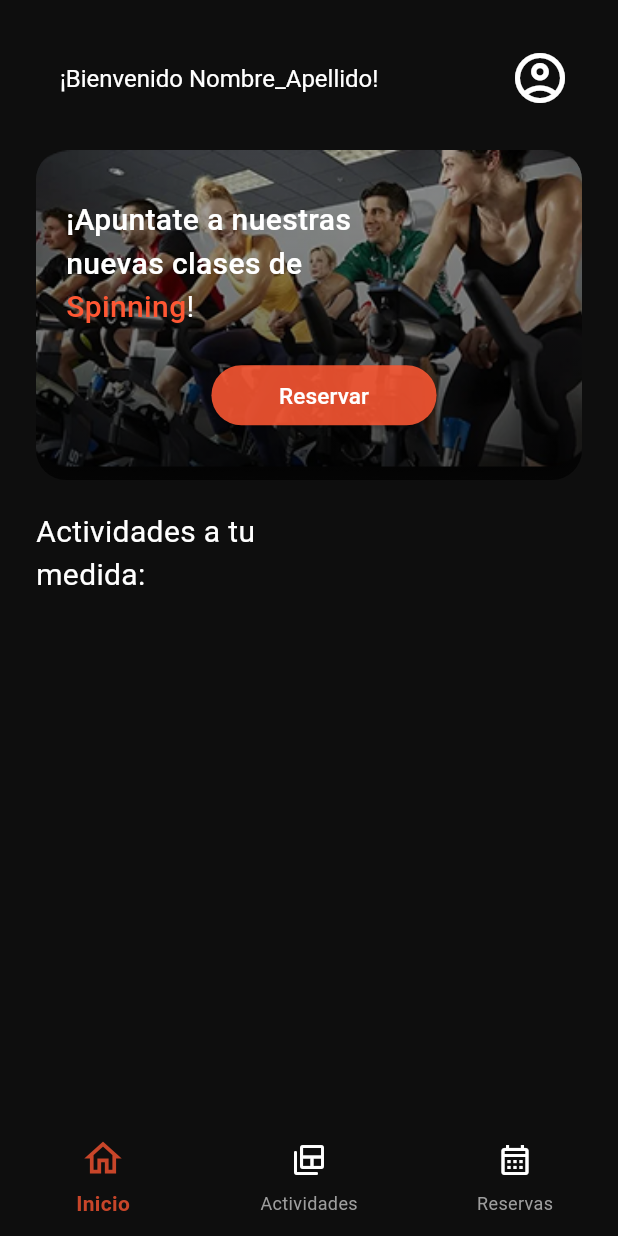
After one commit to jperezz-dev/FitLogAPP, a Flutter app: the Inicio screen opened directly, on a phone screen of 412 x 824 dp. The commit adds this screen. Run offline on Flutter 3.47's test engine with Material 3 defaults, Android fonts, the phone set to English and light mode, and no system bars; our stand-ins replace flutter_svg.

Commit message:
Vista inicio, navegacion, banner_anuncio
- Creación de la vista de inicio
- Banner de anuncio superior
- Barra de navegación superior
- Bara de navegación inferior

```diff
--- /dev/null
+++ b/cliente/lib/views/inicio.dart
@@ -0,0 +1,210 @@
+import 'package:flutter/material.dart';
+
+class Inicio extends StatefulWidget {
+  const Inicio({super.key});
+
+  @override
+  State<Inicio> createState() => _InicioState();
+}
+
+class _InicioState extends State<Inicio> {
+  int paginaActual = 0;
+
+  @override
+  Widget build(BuildContext context) {
+    return Scaffold(
+      resizeToAvoidBottomInset: false,
+      body: Container(
+        width: double.infinity,
+        height: double.infinity,
+        color: const Color(0xFF0E0E0E),
+        child: SafeArea(
+          child: SingleChildScrollView(
+            padding: const EdgeInsets.all(24.0),
+            child: Column(
+              mainAxisAlignment: MainAxisAlignment.center,
+              children: [
+                AppBar(
+                  title: const Text(
+                    '¡Bienvenido Nombre_Apellido!',
+                    style: TextStyle(color: Colors.white, fontSize: 16),
+                  ),
+                  automaticallyImplyLeading: false,
+                  backgroundColor: const Color(0xFF0E0E0E),
+                  actions: <Widget>[
+                    IconButton(
+                      icon: const Icon(
+                        Icons.account_circle_outlined,
+                        color: Colors.white,
+                        size: 40,
+                      ),
+                      tooltip: 'Perfil',
+                      onPressed: () {},
+                    ),
+                  ],
+                ),
+
+                const SizedBox(height: 20),
+
+                // Anuncio spinning clases
+                SizedBox(
+                  height: 220,
+                  width: double.infinity,
+                  child: ClipRRect(
+                    borderRadius: BorderRadius.circular(20),
+                    child: Stack(
+                      children: [
+                        Image.asset(
+                          'assets/spinning_anuncio_fondo.png',
+                          height: 220,
+                          width: double.infinity,
+                          fit: BoxFit.cover,
+                        ),
+                        Positioned.fill(
+                          child: DecoratedBox(
+                            decoration: BoxDecoration(
+                              gradient: LinearGradient(
+                                begin: Alignment.topCenter,
+                                end: Alignment.bottomCenter,
+                                colors: [
+                                  Colors.black.withValues(alpha: 0.3),
+                                  Colors.black.withValues(alpha: 0.7),
+                                ],
+                              ),
+                            ),
+                          ),
+                        ),
+                        Positioned.fill(
+                          child: Padding(
+                            padding: const EdgeInsets.only(left: 20.0),
+                            child: Column(
+                              mainAxisAlignment: MainAxisAlignment.center,
+                              crossAxisAlignment: CrossAxisAlignment.start,
+                              children: [
+                                const Text.rich(
+                                  textAlign: TextAlign.left,
+                                  TextSpan(
+                                    text:
+                                        '¡Apuntate a nuestras \nnuevas clases de \n',
+                                    style: TextStyle(
+                                      color: Colors.white,
+                                      fontSize: 20,
+                                      fontWeight: FontWeight.w500,
+                                    ),
+                                    children: [
+                                      TextSpan(
+                                        text: "Spinning",
+                                        style: TextStyle(
+                                          color: const Color(0xFFFF5733),
+                                          fontWeight: FontWeight.w500,
+                                        ),
+                                      ),
+                                      TextSpan(
+                                        text: "!",
+                                        style: TextStyle(
+                                          color: Colors.white,
+                                          fontWeight: FontWeight.w400,
+                                        ),
+                                      ),
+                                    ],
+                                  ),
+                                ),
+                                const SizedBox(height: 20),
+                                Align(
+                                  alignment: Alignment.center,
+                                  child: ElevatedButton(
+                                    onPressed: () {},
+                                    style: ElevatedButton.styleFrom(
+                                      backgroundColor: const Color.fromARGB(
+                                        221,
+                                        255,
+                                        88,
+                                        51,
+                                      ),
+                                      padding: const EdgeInsets.symmetric(
+                                        horizontal: 45,
+                                      ),
+                                      shape: RoundedRectangleBorder(
+                                        borderRadius: BorderRadius.circular(30),
+                                      ),
+                                    ),
+                                    child: const Text(
+                                      'Reservar',
+                                      style: TextStyle(
+                                        fontSize: 15,
+                                        color: Colors.white,
+                                      ),
+                                    ),
+                                  ),
+                                ),
+                              ],
+                            ),
+                          ),
+                        ),
+                      ],
+                    ),
+                  ),
+                ),
+
+                const SizedBox(height: 20),
+
+                //Texto actividades
+                Align(
+                  alignment: Alignment.topLeft,
+                  child: Text(
+                    'Actividades a tu\nmedida:',
+                    style: TextStyle(color: Colors.white, fontSize: 20),
+                  ),
+                ),
+              ],
+            ),
+          ),
+        ),
+      ),
+      bottomNavigationBar: NavigationBarTheme(
+        data: NavigationBarThemeData(
+          labelTextStyle: WidgetStateProperty.resolveWith((states) {
+            if (states.contains(WidgetState.selected)) {
+              return const TextStyle(
+                color: Color(0xF8CD472A),
+                fontSize: 14,
+                fontWeight: FontWeight.bold,
+              );
+            }
+            return const TextStyle(color: Colors.grey, fontSize: 12);
+          }),
+          iconTheme: WidgetStateProperty.resolveWith((states) {
+            if (states.contains(WidgetState.selected)) {
+              return const IconThemeData(size: 30, color: Color(0xF8CD472A));
+            }
+            return const IconThemeData(size: 24, color: Colors.white);
+          }),
+        ),
+        child: NavigationBar(
+          onDestinationSelected: (int index) {
+            setState(() {
+              paginaActual = index;
+            });
+          },
+          indicatorColor: Colors.transparent,
+          backgroundColor: const Color(0xFF0E0E0E),
+          selectedIndex: paginaActual,
+          destinations: const <Widget>[
+            NavigationDestination(
+              icon: Icon(Icons.home_outlined),
+              label: 'Inicio',
+            ),
+            NavigationDestination(
+              icon: Icon(Icons.backup_table_rounded),
+              label: 'Actividades',
+            ),
+            NavigationDestination(
+              icon: Icon(Icons.calendar_month_outlined),
+              label: 'Reservas',
+            ),
+          ],
+        ),
+      ),
+    );
+  }
+}
--- a/cliente/lib/views/login.dart
+++ b/cliente/lib/views/login.dart
@@ -1,6 +1,7 @@
 import 'package:flutter/material.dart';
 import 'package:flutter_svg/flutter_svg.dart';
 import 'package:fitlog_app/views/registro.dart';
+import 'package:fitlog_app/views/inicio.dart';
 import 'dart:convert';
 import 'package:http/http.dart' as http;
 
@@ -32,6 +33,7 @@ class _LoginState extends State<Login> {
 
       if (response.statusCode == 200) {
         print("Usuario logeado!");
+        Navigator.push(context, MaterialPageRoute(builder: (context) => const Inicio())); // Redirección a inicio
       } else {
         print("Error: ${jsonDecode(response.body)['message']}");
       }
--- a/cliente/pubspec.yaml
+++ b/cliente/pubspec.yaml
@@ -22,3 +22,4 @@ flutter:
   assets:
     - assets/logo.svg
     - assets/fondo.png
+    - assets/spinning_anuncio_fondo.png
```
Also changed, not shown: cliente/assets/spinning_anuncio_fondo.png (added).
